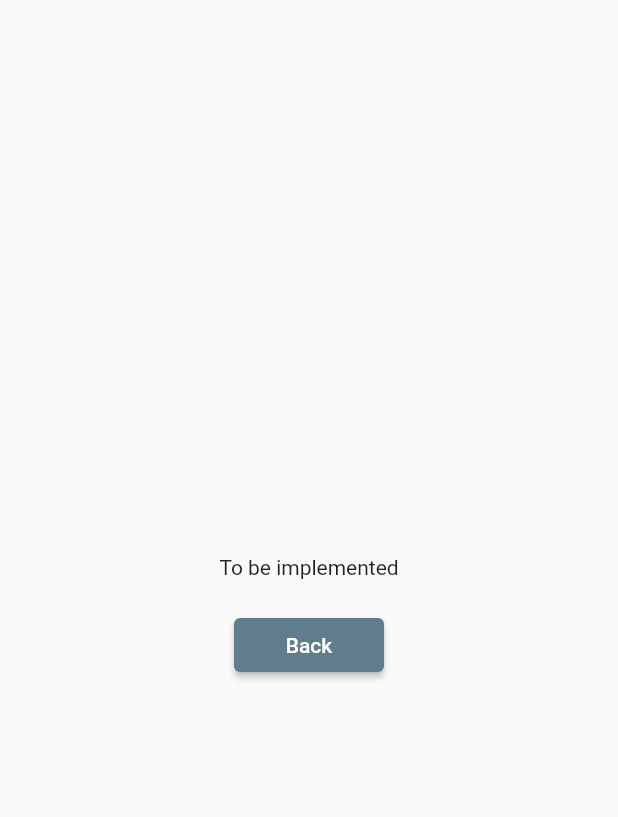
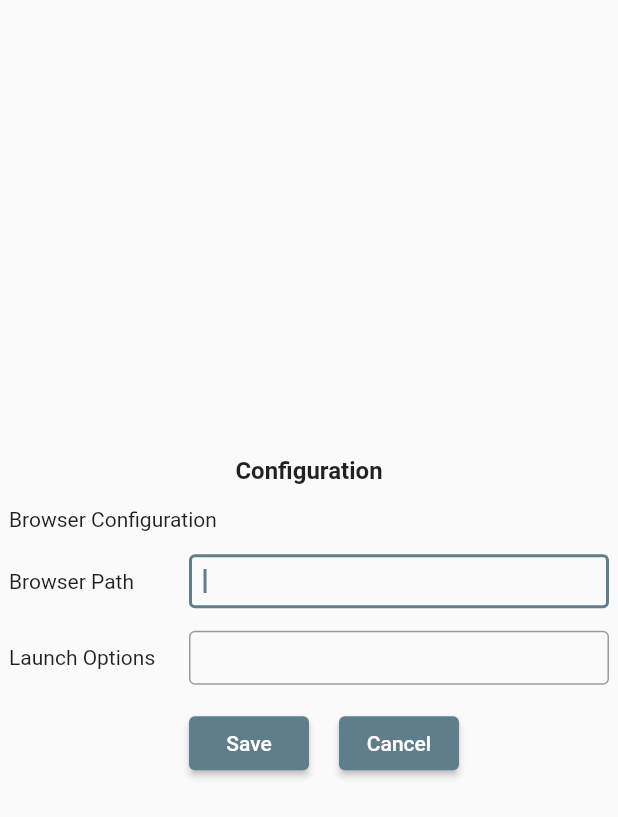
Before and after one commit to unhurried/bookmark_with_image_flutter, a Flutter app: the ConfigPage screen opened directly, on a phone screen of 412 x 824 dp. Shown: the top 817 px of the screen. Run offline on Flutter 3.47's test engine with Material 2 defaults, Android fonts, the phone set to English and light mode, and no system bars; our stand-ins replace sqflite_common, sqflite_common_ffi; missing offline and left inert: universal_html; accounts and stored records are empty.

Commit message:
Add a form for application config.

```diff
--- a/lib/config_button.dart
+++ b/lib/config_button.dart
@@ -1,4 +1,3 @@
-import 'package:bookmark_with_image_flutter/bookmark_store.dart';
 import 'package:bookmark_with_image_flutter/config_page.dart';
 import 'package:flutter/material.dart';
 
--- /dev/null
+++ b/lib/config_form.dart
@@ -0,0 +1,91 @@
+import 'package:bookmark_with_image_flutter/bookmark_store.dart';
+import 'package:flutter/material.dart';
+import 'package:provider/provider.dart';
+
+class ConfigForm extends StatelessWidget {
+  final _urlInputController = TextEditingController();
+  final onSubmit =
+      (BuildContext context, TextEditingController controller) async {
+    await context.read<BookmarkStore>().addItem(controller.text);
+    ScaffoldMessenger.of(context).showSnackBar(SnackBar(
+      content: Text('Bookmark added.'),
+      duration: Duration(seconds: 1),
+    ));
+    controller.text = "";
+  };
+
+  Widget build(BuildContext context) {
+    return Form(
+      child: Column(children: [
+        Container(
+            alignment: Alignment.centerLeft,
+            child: Text("Browser Configuration")),
+        SizedBox(height: 15),
+        Row(mainAxisAlignment: MainAxisAlignment.start, children: [
+          Container(width: 120, child: Text("Browser Path")),
+          Flexible(
+            child: TextFormField(
+              controller: _urlInputController,
+              decoration: InputDecoration(
+                border: OutlineInputBorder(),
+                contentPadding: EdgeInsets.all(10),
+                isDense: true,
+              ),
+              style: TextStyle(height: 1.0),
+              autofocus: true,
+              onFieldSubmitted: (value) {
+                onSubmit(context, _urlInputController);
+              },
+            ),
+          ),
+        ]),
+        SizedBox(height: 15),
+        Row(children: [
+          Container(width: 120, child: Text("Launch Options")),
+          Flexible(
+            child: TextFormField(
+              controller: _urlInputController,
+              decoration: InputDecoration(
+                border: OutlineInputBorder(),
+                contentPadding: EdgeInsets.all(10),
+                isDense: true,
+              ),
+              style: TextStyle(height: 1.0),
+              autofocus: true,
+              onFieldSubmitted: (value) {
+                onSubmit(context, _urlInputController);
+              },
+            ),
+          ),
+        ]),
+        SizedBox(height: 15),
+        Row(
+          mainAxisAlignment: MainAxisAlignment.center,
+          crossAxisAlignment: CrossAxisAlignment.center,
+          children: [
+            Container(
+              margin: EdgeInsets.fromLTRB(20, 0, 0, 0),
+              width: 80,
+              child: ElevatedButton(
+                onPressed: () {
+                  onSubmit(context, _urlInputController);
+                },
+                child: const Text("Save"),
+              ),
+            ),
+            Container(
+              margin: EdgeInsets.fromLTRB(20, 0, 0, 0),
+              width: 80,
+              child: ElevatedButton(
+                onPressed: () {
+                  Navigator.pop(context);
+                },
+                child: const Text("Cancel"),
+              ),
+            ),
+          ],
+        ),
+      ]),
+    );
+  }
+}
--- a/lib/config_page.dart
+++ b/lib/config_page.dart
@@ -1,3 +1,4 @@
+import 'package:bookmark_with_image_flutter/config_form.dart';
 import 'package:flutter/material.dart';
 
 class ConfigPage extends StatelessWidget {
@@ -9,24 +10,19 @@ class ConfigPage extends StatelessWidget {
         child: Column(
           mainAxisAlignment: MainAxisAlignment.center,
           crossAxisAlignment: CrossAxisAlignment.center,
-          children: <Widget>[
+          children: [
             Container(
               margin: EdgeInsets.zero,
               child: Text(
-                'To be implemented',
-                textAlign: TextAlign.center,
+                'Configuration',
+                textAlign: TextAlign.left,
+                style: TextStyle(fontSize: 16, fontWeight: FontWeight.bold),
               ),
             ),
-            Container(
-              margin: EdgeInsets.fromLTRB(0, 20, 0, 0),
-              width: 100,
-              child: ElevatedButton(
-                onPressed: () {
-                  Navigator.pop(context);
-                },
-                child: const Text("Back"),
-              ),
+            SizedBox(
+              height: 15,
             ),
+            Container(margin: EdgeInsets.zero, width: 400, child: ConfigForm()),
           ],
         ),
       ),
```
